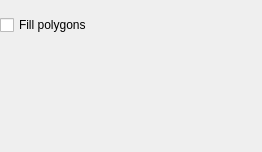
Old version of the form src/qt-widgets/ReconstructLayerOptionsWidgetUi.ui in the repository GPlates/GPlates.
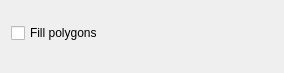
New version of the form.

What changed in the file:
```diff
--- a/src/qt-widgets/ReconstructLayerOptionsWidgetUi.ui
+++ b/src/qt-widgets/ReconstructLayerOptionsWidgetUi.ui
@@ -6,20 +6,17 @@
    <rect>
     <x>0</x>
     <y>0</y>
-    <width>262</width>
-    <height>152</height>
+    <width>284</width>
+    <height>73</height>
    </rect>
   </property>
   <layout class="QVBoxLayout" name="verticalLayout">
-   <property name="spacing">
-    <number>4</number>
-   </property>
-   <property name="leftMargin">
-    <number>0</number>
-   </property>
    <item>
     <widget class="QWidget" name="set_vgp_visibility_placeholder_widget" native="true"/>
    </item>
+   <item>
+    <widget class="QWidget" name="render_setting_placeholder_widget" native="true"/>
+   </item>
    <item>
     <widget class="QCheckBox" name="fill_polygons">
      <property name="text">
```
